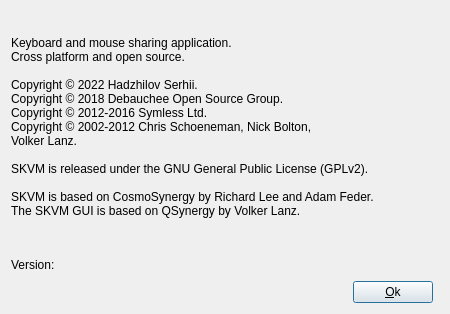
Old version of the form src/gui/src/AboutDialogBase.ui in the repository SergeyGadzhilov/SKVM.
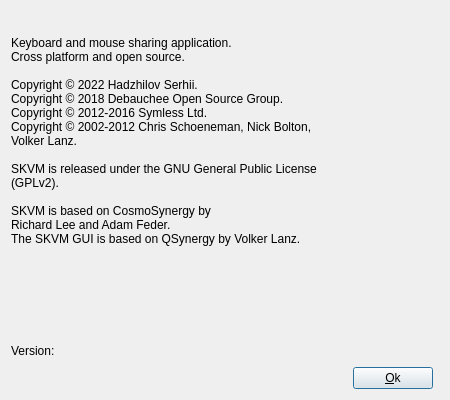
New version of the form. Icons and pictures are not drawn.

Commit message: Remove ifndef for linux

The edit to the form file:
```diff
--- a/src/gui/src/AboutDialogBase.ui
+++ b/src/gui/src/AboutDialogBase.ui
@@ -13,7 +13,7 @@
     <x>0</x>
     <y>0</y>
     <width>450</width>
-    <height>314</height>
+    <height>400</height>
    </rect>
   </property>
   <property name="sizePolicy">
@@ -57,8 +57,9 @@
 Copyright © 2018 Debauchee Open Source Group.&lt;br /&gt;
 Copyright © 2012-2016 Symless Ltd.&lt;br /&gt;
 Copyright © 2002-2012 Chris Schoeneman, Nick Bolton,&lt;br&gt; Volker Lanz.&lt;br /&gt;&lt;br /&gt;
-SKVM is released under the GNU General Public License (GPLv2).&lt;br /&gt;&lt;br /&gt;
-SKVM is based on CosmoSynergy by Richard Lee and Adam Feder.&lt;br /&gt;
+SKVM is released under the GNU General Public License &lt;br&gt;(GPLv2).&lt;br /&gt;&lt;br /&gt;
+SKVM is based on CosmoSynergy by &lt;br&gt;
+Richard Lee and Adam Feder.&lt;br /&gt;
 The SKVM GUI is based on QSynergy by Volker Lanz.
 &lt;/p&gt;</string>
      </property>
```
The commit also changes 1 other file.
